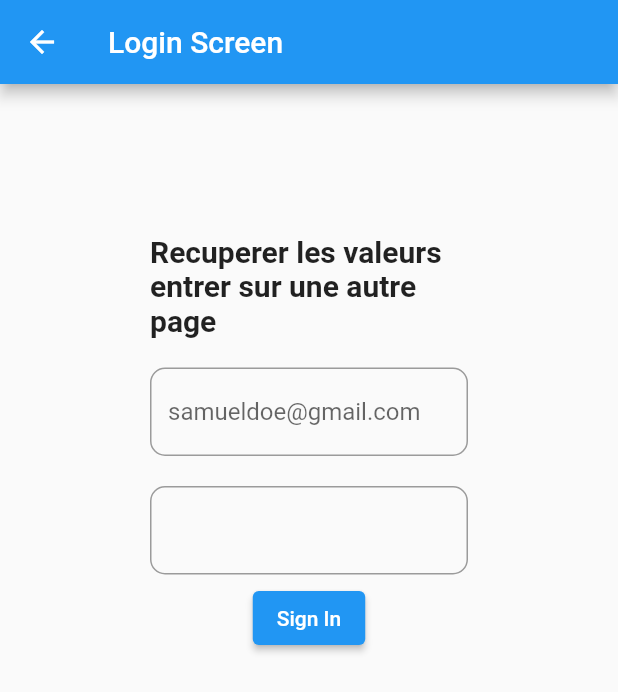
After one commit to PatouVIDEGNON/MyFlutter, a Flutter app: the screen it shows after launch, in the side drawer, after a tap on "1: Sign In", on a phone screen of 412 x 824 dp. The commit adds this screen. Shown: the top 692 px of the screen. Run offline on Flutter 3.47's test engine with Material 2 defaults, Android fonts, the phone set to English and light mode, and no system bars.

Commit message:
feat: Realisation login et searchBar

```diff
--- a/lib/screens/homeScreen.dart
+++ b/lib/screens/homeScreen.dart
@@ -1,5 +1,9 @@
 import 'package:flutter/material.dart';
+import 'package:login_screen/screens/search_bar.dart';
+import 'package:login_screen/screens/login.dart';
+import 'package:login_screen/screens/validation.dart';
 
+import 'cute_interface.dart';
 import 'input.dart';
 
 class HomeScreen extends StatefulWidget {
@@ -14,9 +18,90 @@ class _HomeScreenState extends State<HomeScreen> {
   Widget build(BuildContext context) {
     return Scaffold(
       appBar: AppBar(
-        title: Text('Sign In'),
+        title: Text('My flutter Travaux Pratiques'),
+      ),
+      drawer: Drawer(
+        child: ListView(children: [
+          DrawerHeader(
+            decoration: BoxDecoration(color: Colors.teal),
+            child: Center(
+              child: Text(
+                'Listes des TPs',
+                style: TextStyle(
+                  fontSize: 30,
+                  fontWeight: FontWeight.bold,
+                ),
+              ),
+            ),
+          ),
+          ListTile(
+            title: Text(
+              '1: Sign In',
+              style: TextStyle(fontSize: 16, fontWeight: FontWeight.bold),
+            ),
+            onTap: () {
+              Navigator.push(
+                context,
+                MaterialPageRoute(builder: (context) {
+                  return const SignIn();
+                }),
+              );
+            },
+          ),
+          ListTile(
+            title: Text(
+              '2: Search Bar',
+              style: TextStyle(fontSize: 16, fontWeight: FontWeight.bold),
+            ),
+            onTap: () {
+              Navigator.push(
+                context,
+                MaterialPageRoute(builder: (context) {
+                  return const SearchBar();
+                }),
+              );
+            },
+          ),
+          ListTile(
+            title: Text(
+              ' 3: Cute Interface',
+              style: TextStyle(fontSize: 16, fontWeight: FontWeight.bold),
+            ),
+            onTap: () {
+              Navigator.push(
+                context,
+                MaterialPageRoute(builder: (context) {
+                  return const CuteInterface();
+                }),
+              );
+            },
+          ),
+          ListTile(
+            title: Text(
+              '4: Validation',
+              style: TextStyle(fontSize: 16, fontWeight: FontWeight.bold),
+            ),
+            onTap: () {
+              Navigator.push(
+                context,
+                MaterialPageRoute(builder: (context) {
+                  return const MyValidation();
+                }),
+              );
+            },
+          ),
+        ]),
       ),
       body: Center(
+        child: const Text('Choisir le TP qui vous interesse dans le Drawer'),
+      ),
+    );
+  }
+}
+
+/*
+TODO: ici serait lié a une nouvelle pages.
+Center(
 child: Padding(
 padding: const EdgeInsets.all(170.0),
 child: Column(
@@ -33,7 +118,4 @@ class _HomeScreenState extends State<HomeScreen> {
 ],
 ),
 ),
-      ),
-    );
-  }
-}
+),*/
--- a/lib/screens/input.dart
+++ b/lib/screens/input.dart
@@ -83,7 +83,7 @@ class _InputState extends State<Input> {
     Navigator.push(
       context,
       MaterialPageRoute(
-        builder: (BuildContext context) => Affiche(email: emailData, password: passwordData),
+        builder: (BuildContext context) => DisplayScreen(email: emailData, password: passwordData),
       ),
     );
   }
--- /dev/null
+++ b/lib/screens/login.dart
@@ -0,0 +1,106 @@
+import 'package:flutter/material.dart';
+
+import 'afficheScreen.dart';
+
+class SignIn extends StatefulWidget {
+  const SignIn({Key? key}) : super(key: key);
+
+  @override
+  State<SignIn> createState() => _SignInState();
+}
+
+class _SignInState extends State<SignIn> {
+  final emailController = TextEditingController();
+  final passwordController = TextEditingController();
+
+  @override
+  void initState() {
+    emailController.addListener(() {
+      print(emailController.text);
+      print(passwordController.text);
+    });
+  }
+
+  @override
+  void dispose() {
+    emailController.dispose();
+    passwordController.dispose();
+    super.dispose();
+  }
+
+  @override
+  Widget build(BuildContext context) {
+    return Scaffold(
+      appBar: AppBar(
+        title: Text('Login Screen'),
+      ),
+      body: Padding(
+        padding: const EdgeInsets.all(100),
+        child: Column(
+          children: [
+            Text(
+              'Recuperer les valeurs entrer sur une autre page',
+              style: TextStyle(fontSize: 20, fontWeight: FontWeight.bold),
+            ),
+            SizedBox(
+              height: 20,
+              width: 20,
+            ),
+            TextField(
+              controller: emailController,
+              keyboardType: TextInputType.emailAddress,
+              decoration: const InputDecoration(
+                hintText: 'samueldoe@gmail.com',
+                border: OutlineInputBorder(
+                  borderRadius: BorderRadius.all(
+                    Radius.circular(10),
+                  ),
+                ),
+              ),
+            ),
+            SizedBox(
+              height: 20,
+              width: 20,
+            ),
+            TextField(
+              controller: passwordController,
+              obscureText: true,
+              keyboardType: TextInputType.text,
+              decoration: InputDecoration(
+                border: OutlineInputBorder(
+                  borderRadius: BorderRadius.all(
+                    Radius.circular(10),
+                  ),
+                ),
+              ),
+            ),
+            SizedBox(
+              height: 5,
+              width: 5,
+            ),
+            ElevatedButton(
+              onPressed: () {
+                //print(emailController.text);
+                _sendDataToAffiche();
+              },
+              child: const Text('Sign In'),
+            )
+          ],
+        ),
+      ),
+    );
+  }
+
+  void _sendDataToAffiche() {
+    final String emailData = emailController.text;
+    final String passwordData = passwordController.text;
+    // final  String data = passwordController.text;
+    Navigator.push(
+      context,
+      MaterialPageRoute(
+        builder: (BuildContext context) =>
+            DisplayScreen(email: emailData, password: passwordData),
+      ),
+    );
+  }
+}
```
Also changed, not shown: lib/screens/afficheScreen.dart (+14 -14 lines), lib/screens/cute_interface.dart (added, +121 -0 lines), lib/screens/search_bar.dart (added, +61 -0 lines), lib/screens/validation.dart (added, +15 -0 lines). Lines whose indentation alone changed are shown as unchanged.
